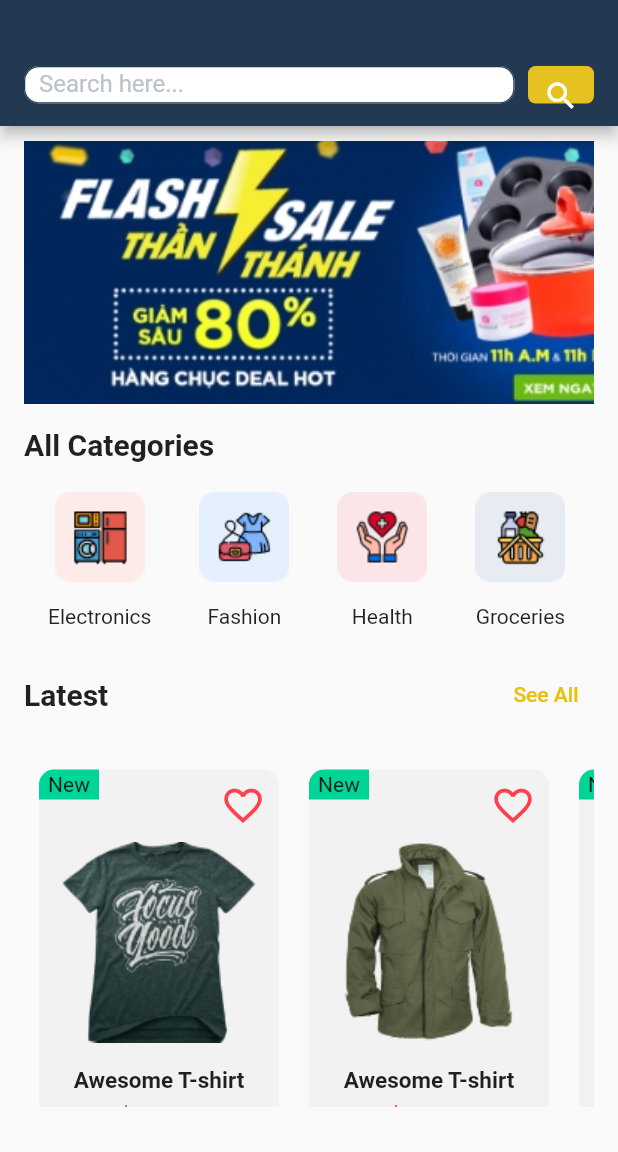
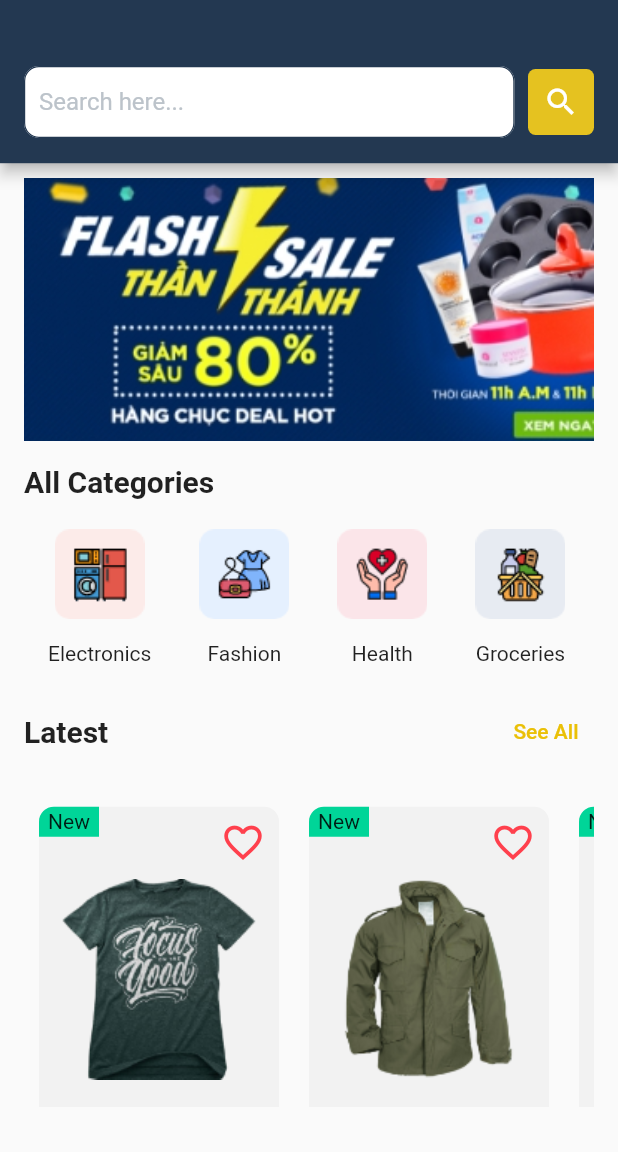
Before and after one commit to ashikahmedfahim/Flutter-E-commerce, a Flutter app: the screen it shows after launch, on a phone screen of 412 x 824 dp, the part 84-1236 px from its top. Run offline on Flutter 3.47's test engine with Material 2 defaults, Android fonts, the phone set to English and light mode, and no system bars; drawn by our look-alikes of badges; our stand-ins replace flutter_svg, fluttertoast, modal_bottom_sheet, shared_preferences, video_player.

Commit message:
appbar fix

```diff
--- a/lib/screens/home_page.dart
+++ b/lib/screens/home_page.dart
@@ -14,10 +14,11 @@ class HomePage extends StatelessWidget {
 
   @override
   Widget build(BuildContext context) {
+    var screenSize = MediaQuery.of(context).size;
     return Scaffold(
-      appBar: const PreferredSize(
-        preferredSize: Size.fromHeight(140.0),
-        child: AppBarWithSearchBar(
+      appBar: PreferredSize(
+        preferredSize: Size.fromHeight(screenSize.height / 5),
+        child: const AppBarWithSearchBar(
           showExtraProperty: true,
         ),
       ),
--- a/lib/screens/search_page.dart
+++ b/lib/screens/search_page.dart
@@ -12,9 +12,10 @@ class SearchPage extends StatelessWidget {
 
   @override
   Widget build(BuildContext context) {
+    var screenSize = MediaQuery.of(context).size;
     return Scaffold(
       appBar: PreferredSize(
-        preferredSize: const Size.fromHeight(120.0),
+        preferredSize: Size.fromHeight(screenSize.height / 5.5),
         child: AppBarWithSearchBar(
           searchTerm: searchTerm,
           showExtraProperty: false,
```
